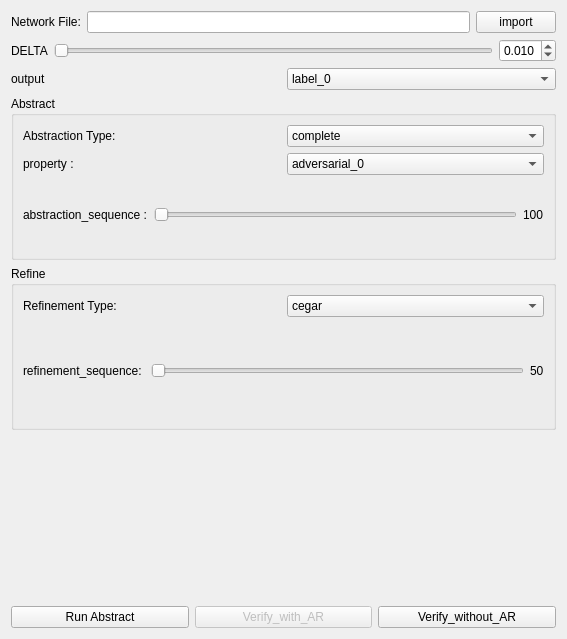
Huangxiaoze/graduate, file marabou.ui: the form before one commit.
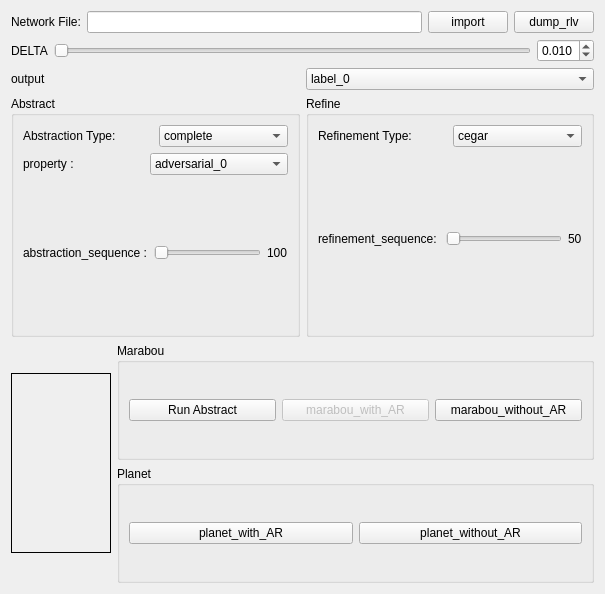
The form after the commit. Icons and pictures are not drawn.

Commit message: show verify result

```diff
--- a/marabou.ui
+++ b/marabou.ui
@@ -6,8 +6,8 @@
    <rect>
     <x>0</x>
     <y>0</y>
-    <width>567</width>
-    <height>639</height>
+    <width>605</width>
+    <height>594</height>
    </rect>
   </property>
   <property name="maximumSize">
@@ -22,7 +22,7 @@
   <property name="styleSheet">
    <string notr="true">display:flex;align-items:center;justify-contents:center;flex-direction:column;</string>
   </property>
-  <layout class="QVBoxLayout" name="verticalLayout">
+  <layout class="QVBoxLayout" name="verticalLayout_6">
    <item>
     <layout class="QHBoxLayout" name="horizontalLayout">
      <item>
@@ -42,6 +42,13 @@
        </property>
       </widget>
      </item>
+     <item>
+      <widget class="QPushButton" name="dump_rlv">
+       <property name="text">
+        <string>dump_rlv</string>
+       </property>
+      </widget>
+     </item>
     </layout>
    </item>
    <item>
@@ -129,6 +136,8 @@
     </layout>
    </item>
    <item>
+    <layout class="QHBoxLayout" name="horizontalLayout_11">
+     <item>
     <widget class="QGroupBox" name="groupBox_2">
      <property name="minimumSize">
       <size>
@@ -452,10 +461,26 @@
      </layout>
     </widget>
    </item>
+    </layout>
+   </item>
+   <item>
+    <layout class="QHBoxLayout" name="horizontalLayout_10">
    <item>
     <widget class="QLabel" name="result_label">
+       <property name="minimumSize">
+        <size>
+         <width>100</width>
+         <height>180</height>
+        </size>
+       </property>
+       <property name="maximumSize">
+        <size>
+         <width>100</width>
+         <height>180</height>
+        </size>
+       </property>
      <property name="styleSheet">
-      <string notr="true">margin:0 200px;</string>
+        <string notr="true">border:1px solid black;</string>
      </property>
      <property name="text">
       <string/>
@@ -466,8 +491,24 @@
      <property name="scaledContents">
       <bool>true</bool>
      </property>
-    </widget>
-   </item>
+       <property name="alignment">
+        <set>Qt::AlignCenter</set>
+       </property>
+       <property name="wordWrap">
+        <bool>false</bool>
+       </property>
+      </widget>
+     </item>
+     <item>
+      <layout class="QHBoxLayout" name="horizontalLayout_8">
+       <item>
+        <layout class="QVBoxLayout" name="verticalLayout">
+         <item>
+          <widget class="QGroupBox" name="groupBox_3">
+           <property name="title">
+            <string>Marabou</string>
+           </property>
+           <layout class="QVBoxLayout" name="verticalLayout_4">
    <item>
     <layout class="QHBoxLayout" name="horizontalLayout_7">
      <item>
@@ -486,7 +527,7 @@
         <bool>false</bool>
        </property>
        <property name="text">
-        <string>Verify_with_AR</string>
+                 <string>marabou_with_AR</string>
        </property>
        <property name="default">
         <bool>false</bool>
@@ -496,9 +537,48 @@
      <item>
       <widget class="QPushButton" name="verify_without_ar">
        <property name="text">
-        <string>Verify_without_AR</string>
-       </property>
-      </widget>
+                 <string>marabou_without_AR</string>
+                </property>
+               </widget>
+              </item>
+             </layout>
+            </item>
+           </layout>
+          </widget>
+         </item>
+         <item>
+          <widget class="QGroupBox" name="groupBox_4">
+           <property name="title">
+            <string>Planet</string>
+           </property>
+           <layout class="QVBoxLayout" name="verticalLayout_5">
+            <item>
+             <layout class="QHBoxLayout" name="horizontalLayout_4">
+              <item>
+               <widget class="QPushButton" name="planet_with_ar">
+                <property name="enabled">
+                 <bool>true</bool>
+                </property>
+                <property name="text">
+                 <string>planet_with_AR</string>
+                </property>
+               </widget>
+              </item>
+              <item>
+               <widget class="QPushButton" name="planet_without_ar">
+                <property name="text">
+                 <string>planet_without_AR</string>
+                </property>
+               </widget>
+              </item>
+             </layout>
+            </item>
+           </layout>
+          </widget>
+         </item>
+        </layout>
+       </item>
+      </layout>
      </item>
     </layout>
    </item>
```
Lines whose indentation alone changed are shown as unchanged. The commit also changes 17 other files.
